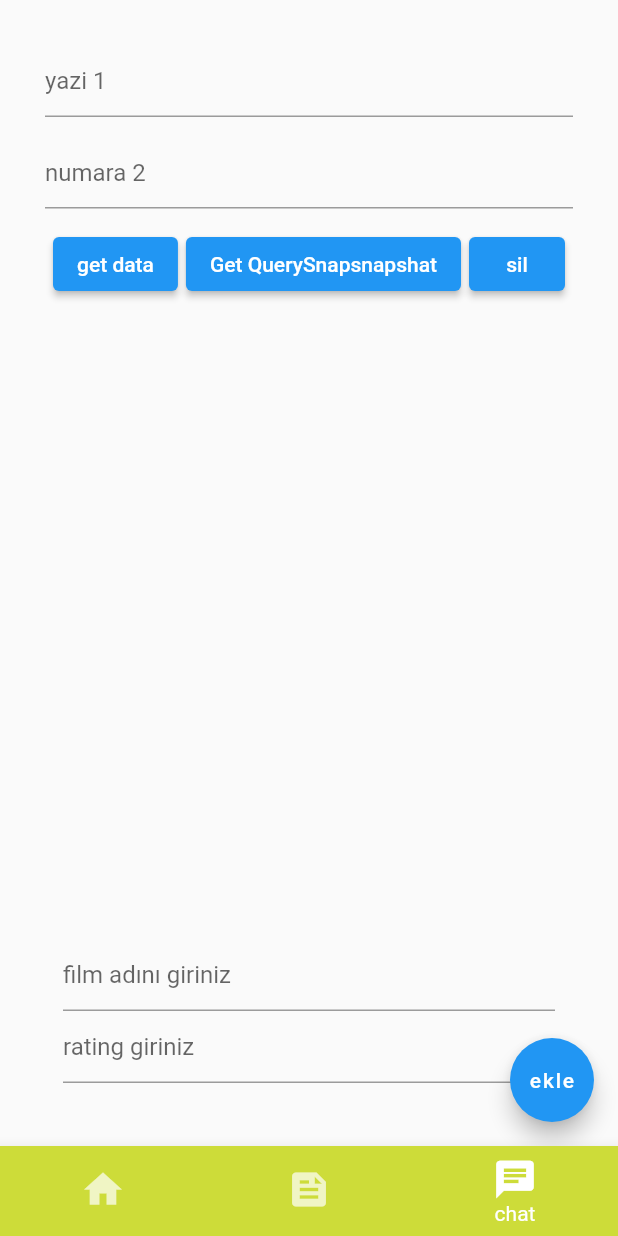
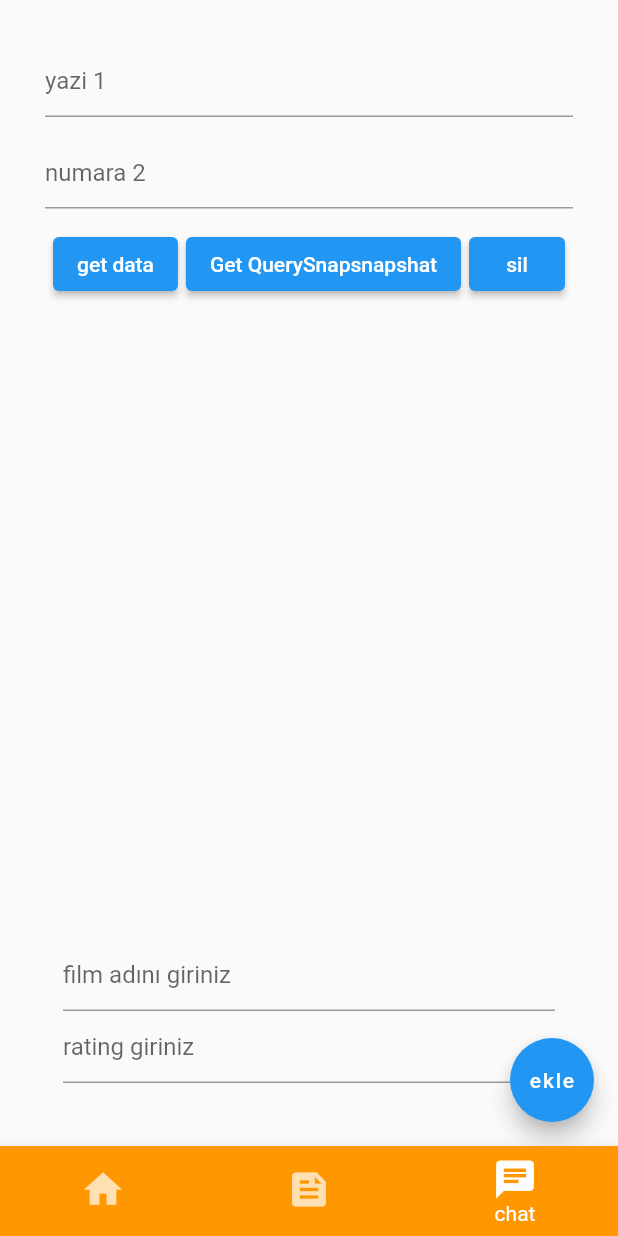
Before and after one commit to Ultrest1/word-app, a Flutter app: the screen it shows after launch, item 3 of the bottom bar chosen, on a phone screen of 412 x 824 dp. Run offline on Flutter 3.47's test engine with Material 2 defaults, Android fonts, the phone set to English and light mode, and no system bars; our stand-ins replace cloud_firestore, firebase_core; accounts and stored records are empty.

Commit message:
bottomnavigation bar changing

```diff
--- a/lib/Kelimeuygulamasiİlk.dart
+++ b/lib/Kelimeuygulamasiİlk.dart
@@ -34,7 +34,7 @@ class _GirisSayfasiState extends State<GirisSayfasi> {
           type: BottomNavigationBarType.fixed,
           selectedItemColor: Colors.white,
           unselectedItemColor: Colors.white70,
-          backgroundColor: Colors.lime,
+          backgroundColor: Colors.orange,
           iconSize: 30,
           currentIndex: currentIndex,
           showUnselectedLabels: false,
```
